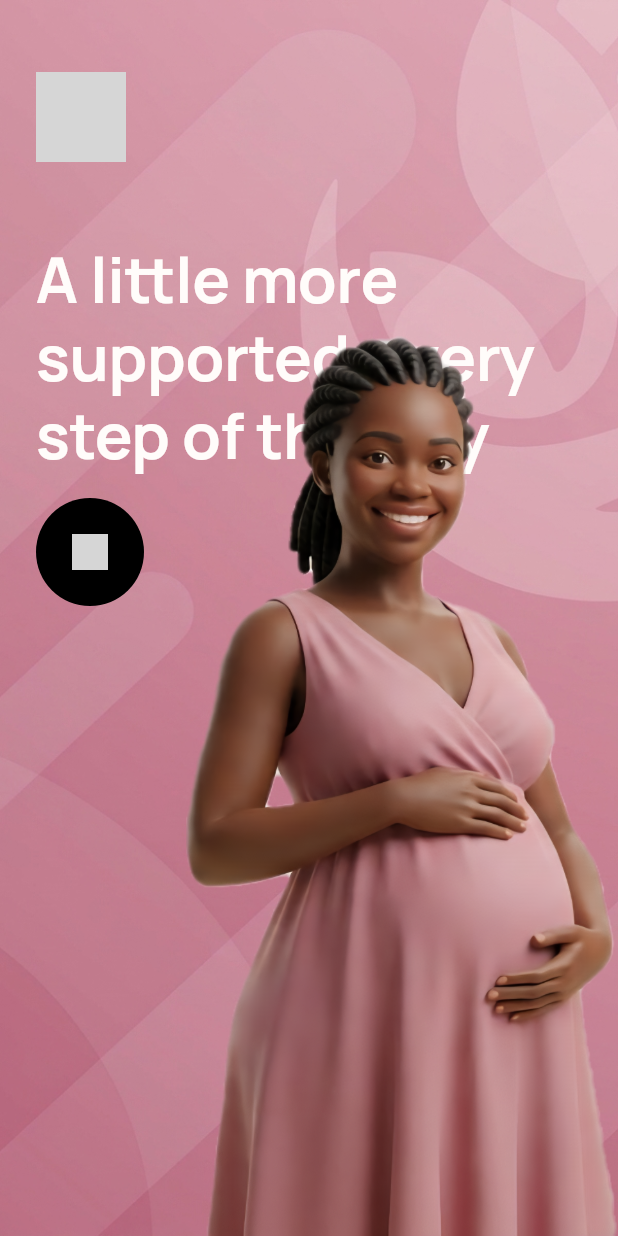
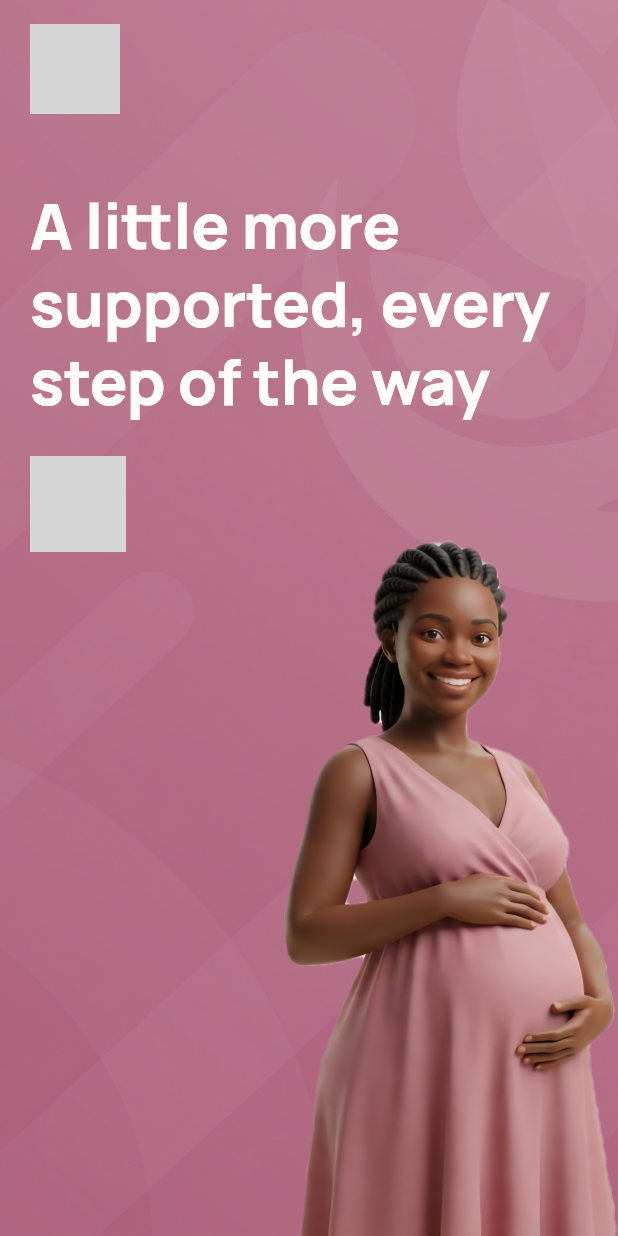
Before and after one commit to Kamcel/bloom, a Flutter app: the WelcomeScreen2 screen opened by its route, on a phone screen of 412 x 824 dp. Run offline on Flutter 3.47's test engine with Material 3 defaults, Android fonts, the phone set to English and light mode, and no system bars; our stand-ins replace drift, flutter_riverpod, flutter_svg, freezed_annotation, go_router, riverpod_annotation; missing offline and left inert: phosphoricons_flutter; accounts and stored records are empty; generated files the repository leaves out were written again; statements that could not run were skipped; project files that could hold a hidden picture were left out; grey boxes are pictures that could not be loaded.

Commit message:
add onboarding data, updated settings.dao, and add onboarding_storage.dart

```diff
--- a/lib/features/onboarding/data/presentation/screens/welcome_screen_2.dart
+++ /dev/null
@@ -1,90 +0,0 @@
-import 'package:bloom/core/theme/app_colors.dart';
-import 'package:bloom/core/theme/app_dimension.dart';
-import 'package:bloom/core/theme/app_utils.dart';
-import 'package:bloom/features/onboarding/data/presentation/widgets/onboarding_button.dart';
-import 'package:flutter/material.dart';
-import 'package:flutter_svg/svg.dart';
-import 'package:go_router/go_router.dart';
-import 'package:phosphoricons_flutter/phosphoricons_flutter.dart';
-
-class WelcomeScreen2 extends StatelessWidget {
-  @override
-  Widget build(BuildContext context) {
-    final textTheme = Theme.of(context).textTheme;
-    return Scaffold(
-      body: Stack(
-        fit: StackFit.expand,
-        children: [
-          Image.asset('assets/images/bloom_bg.jpg', fit: BoxFit.cover),
-          const DecoratedBox(
-            decoration: BoxDecoration(
-              gradient: LinearGradient(
-                begin: Alignment.topCenter,
-                end: Alignment.bottomCenter,
-                colors: [
-                  Colors.transparent,
-                  //  Colors.black54,
-                  //   Colors.black87
-                ],
-                stops: [0.4, 0.75, 1.0],
-              ),
-            ),
-          ),
-          Positioned(
-            top: AppSpacing.breathing,
-            left: AppSpacing.group,
-            child: SvgPicture.asset(
-              'assets/images/bloom_logo.svg',
-              width: 60,
-              height: 60,
-              colorFilter: const ColorFilter.mode(
-                AppColor.softWhite,
-                BlendMode.srcIn,
-              ),
-            ),
-          ),
-          Positioned(
-            top: AppSpacing.breathing * 3,
-            left: AppSpacing.tight,
-            right: AppSpacing.tight,
-            child: Padding(
-              padding: const EdgeInsets.all(AppSpacing.standard),
-              child: Column(
-                mainAxisAlignment: MainAxisAlignment.start,
-                crossAxisAlignment: CrossAxisAlignment.start,
-                children: [
-                  Text(
-                    'A little more \nsupported,every\nstep of the way',
-                    style: textTheme.displayLarge?.copyWith(
-                      color: AppColor.softWhite,
-                      fontWeight: FontWeight.bold,
-                    ),
-                  ),
-                  Gap.vStandard,
-                  OnboardingButton(
-                    onPressed: () {
-                      context.go('/welcome3');
-                    },
-                    child: PhosphorIcon(
-                      Icons.arrow_right_alt,
-                      color: AppColor.softWhite,
-                      size: 24,
-                    ),
-                  ),
-                ],
-              ),
-            ),
-          ),
-          Positioned(
-            bottom: 0,
-            right: 0,
-            child: Image.asset(
-              'assets/images/bloom_illustration_no_mask.png',
-              height: 600,
-            ),
-          ),
-        ],
-      ),
-    );
-  }
-}
--- /dev/null
+++ b/lib/features/onboarding/presentation/screens/welcome_scaffold.dart
@@ -0,0 +1,117 @@
+import 'package:bloom/core/theme/app_colors.dart';
+import 'package:bloom/core/theme/app_dimension.dart';
+import 'package:bloom/core/theme/app_responsiveness.dart';
+import 'package:flutter/material.dart';
+import 'package:flutter_svg/flutter_svg.dart';
+import 'package:phosphoricons_flutter/phosphoricons_flutter.dart';
+
+/// Darkness of the pink scrim over the background photo.
+/// Raise it for more text contrast. At 0.55 white text is about 3.2:1.
+const double kWelcomeScrimOpacity = 0.55;
+
+TextStyle welcomeHeadline(BuildContext context, {bool long = false}) {
+  final t = Theme.of(context).textTheme;
+  final short = MediaQuery.sizeOf(context).height < 700;
+  final base = (short || long) ? t.displayMedium! : t.displayLarge!;
+  return base.copyWith(color: AppColor.softWhite, fontWeight: FontWeight.w800);
+}
+
+class WelcomeScaffold extends StatelessWidget {
+  const WelcomeScaffold({super.key, required this.child, this.artwork});
+
+  final Widget child;
+
+  /// Optional hero layer. Must be a Positioned widget.
+  final Widget? artwork;
+
+  @override
+  Widget build(BuildContext context) {
+    final r = Responsive.of(context);
+    return Scaffold(
+      body: Stack(
+        fit: StackFit.expand,
+        children: [
+          Image.asset('assets/images/bloom_bg.jpg', fit: BoxFit.cover),
+          ColoredBox(
+            color: AppColor.primaryDeep.withValues(alpha: kWelcomeScrimOpacity),
+          ),
+          if (artwork != null) artwork!,
+          SafeArea(
+            child: LayoutBuilder(
+              builder: (context, box) => SingleChildScrollView(
+                child: ConstrainedBox(
+                  constraints: BoxConstraints(minHeight: box.maxHeight),
+                  child: IntrinsicHeight(
+                    child: Padding(
+                      padding: EdgeInsets.fromLTRB(
+                        r.screenPadding,
+                        AppSpacing.standard,
+                        r.screenPadding,
+                        AppSpacing.group,
+                      ),
+                      child: Align(
+                        alignment: Alignment.topLeft,
+                        child: ConstrainedBox(
+                          constraints: BoxConstraints(
+                            maxWidth: r.contentMaxWidth,
+                          ),
+                          child: child,
+                        ),
+                      ),
+                    ),
+                  ),
+                ),
+              ),
+            ),
+          ),
+        ],
+      ),
+    );
+  }
+}
+
+class WelcomeLogo extends StatelessWidget {
+  const WelcomeLogo({super.key, this.size = 60});
+  final double size;
+
+  @override
+  Widget build(BuildContext context) => SvgPicture.asset(
+    'assets/images/bloom_logo.svg',
+    width: size,
+    height: size,
+    semanticsLabel: 'Bloom',
+    colorFilter: const ColorFilter.mode(AppColor.softWhite, BlendMode.srcIn),
+  );
+}
+
+/// Round arrow button. No visible text. The label is for screen readers only.
+class WelcomeArrowButton extends StatelessWidget {
+  const WelcomeArrowButton({super.key, required this.onPressed});
+  final VoidCallback onPressed;
+
+  @override
+  Widget build(BuildContext context) => Semantics(
+    button: true,
+    label: 'Next',
+    excludeSemantics: true,
+    child: Material(
+      color: AppColor.deepPlum,
+      shape: const CircleBorder(),
+      child: InkWell(
+        customBorder: const CircleBorder(),
+        onTap: onPressed,
+        child: const SizedBox(
+          width: 64,
+          height: 64,
+          child: Center(
+            child: PhosphorIcon(
+              PhosphorIcons.arrowRight,
+              color: AppColor.softWhite,
+              size: 24,
+            ),
+          ),
+        ),
+      ),
+    ),
+  );
+}
--- /dev/null
+++ b/lib/features/onboarding/presentation/widgets/welcome_screen_2.dart
@@ -0,0 +1,43 @@
+import 'dart:math' as math;
+
+import 'package:bloom/core/theme/app_dimension.dart';
+import 'package:bloom/features/onboarding/presentation/screens/welcome_scaffold.dart';
+import 'package:flutter/material.dart';
+import 'package:go_router/go_router.dart';
+
+class WelcomeScreen2 extends StatelessWidget {
+  const WelcomeScreen2({super.key});
+
+  @override
+  Widget build(BuildContext context) {
+    final h = MediaQuery.sizeOf(context).height;
+    // Scales with the screen and leaves room for the heading and button.
+    final heroHeight = math.min(h * 0.58, math.max(240.0, h - 360));
+
+    return WelcomeScaffold(
+      artwork: Positioned(
+        bottom: 0,
+        right: 0,
+        child: Image.asset(
+          'assets/images/bloom_illustration_no_mask.png',
+          height: heroHeight,
+          fit: BoxFit.fitHeight,
+          excludeFromSemantics: true,
+        ),
+      ),
+      child: Column(
+        crossAxisAlignment: CrossAxisAlignment.start,
+        children: [
+          const WelcomeLogo(),
+          const SizedBox(height: AppSpacing.breathing),
+          Text(
+            'A little more\nsupported, every\nstep of the way',
+            style: welcomeHeadline(context),
+          ),
+          const SizedBox(height: AppSpacing.group),
+          WelcomeArrowButton(onPressed: () => context.go('/welcome3')),
+        ],
+      ),
+    );
+  }
+}
--- a/pubspec.yaml
+++ b/pubspec.yaml
@@ -44,6 +44,7 @@ dependencies:
   go_router: ^18.1.4
   phosphoricons_flutter: ^1.1.1
   flutter_svg: ^2.5.0
+  json_annotation: ^4.12.0
 
 dev_dependencies:
   flutter_test:
@@ -59,6 +60,7 @@ dev_dependencies:
   freezed: ^4.0.3
   drift_dev: ^2.35.3
   riverpod_generator: ^4.0.10
+  json_serializable: ^6.15.2
 
 # For information on the generic Dart part of this file, see the
 # following page: https://dart.dev/tools/pub/pubspec
```
Also changed, not shown: lib/core/router/app_router.dart (+5 -5 lines), lib/core/theme/data/settings_dao.dart (+63 -0 lines), lib/features/onboarding/data/models/onboarding_data.dart (added, +39 -0 lines), lib/features/onboarding/data/presentation/screens/welcome_screen_1.dart (deleted, +0 -85 lines), lib/features/onboarding/data/presentation/screens/welcome_screen_3.dart (deleted, +0 -67 lines), lib/features/onboarding/data/storage/onboarding_storage.dart (added, +50 -0 lines), lib/features/onboarding/presentation/screens/welcome_screen_1.dart (added, +35 -0 lines), lib/features/onboarding/presentation/screens/welcome_screen_3.dart (added, +40 -0 lines), lib/features/onboarding/presentation/widgets/welcome_screen_1.dart (added, +35 -0 lines), lib/features/onboarding/presentation/widgets/welcome_screen_3.dart (added, +40 -0 lines), lib/features/onboarding/data/models/onboarding_data.freezed.dart (added), lib/features/onboarding/data/models/onboarding_data.g.dart (added), lib/features/onboarding/presentation/screens/splash_screen.dart (renamed from lib/features/onboarding/data/presentation/screens/splash_screen.dart), lib/features/onboarding/presentation/screens/welcome_screen.dart (renamed from lib/features/onboarding/data/presentation/screens/welcome_screen.dart), 2 more files.
